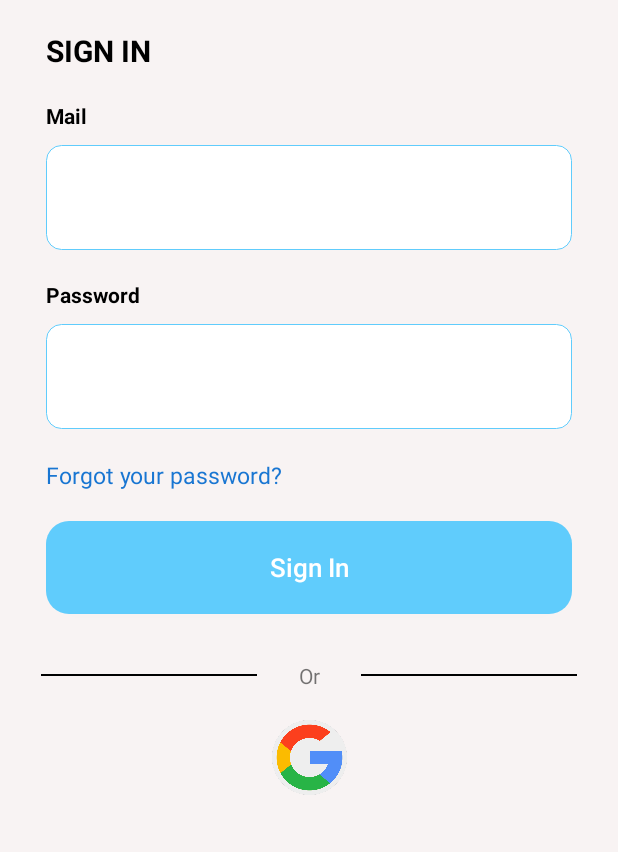
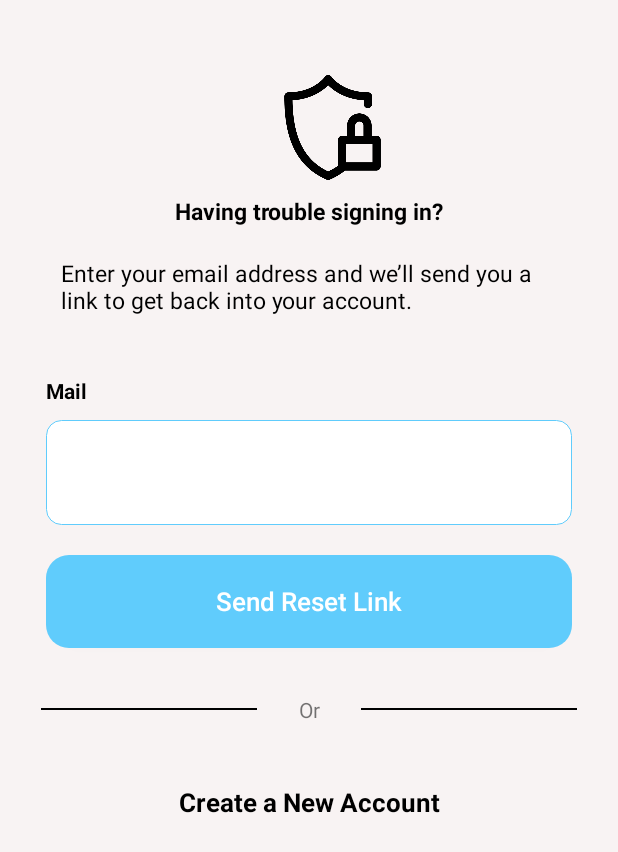
Before and after one commit to enessozgu/MemoryBox-Kotlin, an Android app built with Jetpack Compose: the screen it shows after launch (MainActivity), on a phone screen of 412 x 824 dp. Shown: the top 852 px of the screen. Run offline under Robolectric (Android 15) with nearby library versions, the phone set to English and light mode, and no system bars; our stand-ins replace Firebase (no records; nobody signed in at launch, a user with empty details on screens opened directly).

Commit message:
feat(auth): Add ForgotPasswordFragment layout design

```diff
--- /dev/null
+++ b/app/src/main/java/com/example/anikutusu/ForgotPassword.kt
@@ -0,0 +1,25 @@
+package com.example.anikutusu
+
+import android.os.Bundle
+import androidx.fragment.app.Fragment
+import android.view.LayoutInflater
+import android.view.View
+import android.view.ViewGroup
+import com.example.anikutusu.databinding.FragmentForgotPasswordBinding
+
+class ForgotPassword : Fragment() {
+
+
+    private lateinit var binding:FragmentForgotPasswordBinding
+    override fun onCreateView( inflater: LayoutInflater, container: ViewGroup?, savedInstanceState: Bundle?): View? {
+        binding=FragmentForgotPasswordBinding.inflate(inflater,container,false)
+
+
+
+
+        return binding.root
+    }
+
+
+
+}
--- a/app/src/main/java/com/example/anikutusu/LoginFragment.kt
+++ b/app/src/main/java/com/example/anikutusu/LoginFragment.kt
@@ -45,6 +45,10 @@ class LoginFragment : Fragment() {
         binding.googleSignInButton.setOnClickListener {
             val signInIntent = googleSignInClient.signInIntent
             googleSignInLauncher.launch(signInIntent)
+        }
+
+        binding.forgotpassword.setOnClickListener{
+
         }
 
         // Handle email/password login button click
--- /dev/null
+++ b/app/src/main/res/layout/fragment_forgot_password.xml
@@ -0,0 +1,141 @@
+<?xml version="1.0" encoding="utf-8"?>
+<androidx.constraintlayout.widget.ConstraintLayout xmlns:android="http://schemas.android.com/apk/res/android"
+    xmlns:tools="http://schemas.android.com/tools"
+    android:layout_width="match_parent"
+    android:layout_height="match_parent"
+    android:background="#F8F3F3"
+    xmlns:app="http://schemas.android.com/apk/res-auto"
+    tools:context=".ForgotPassword">
+
+    <ImageView
+        android:id="@+id/logo"
+        android:layout_width="70dp"
+        android:layout_height="70dp"
+        android:text="Reset Your Password"
+        android:textColor="@color/black"
+        android:background="@drawable/lock"
+        android:textSize="20dp"
+        android:textStyle="bold"
+        android:layout_marginTop="50dp"
+        app:layout_constraintEnd_toEndOf="parent"
+        app:layout_constraintStart_toStartOf="@id/mailEditText"
+        app:layout_constraintTop_toTopOf="parent" />
+
+    <TextView
+        android:layout_width="wrap_content"
+        android:layout_height="wrap_content"
+        app:layout_constraintStart_toStartOf="@id/mailEditText"
+        app:layout_constraintEnd_toEndOf="@id/mailEditText"
+        android:text="Having trouble signing in?"
+        android:textStyle="bold"
+        android:textColor="@color/black"
+        android:id="@+id/title1"
+        android:padding="10dp"
+        android:textSize="15sp"
+        app:layout_constraintTop_toBottomOf="@id/logo"/>
+
+    <TextView
+        android:layout_width="0dp"
+        android:layout_height="wrap_content"
+        app:layout_constraintStart_toStartOf="@id/mailEditText"
+        app:layout_constraintEnd_toEndOf="@id/mailEditText"
+        android:text="Enter your email address and we’ll send you a link to get back into your account."
+        android:textColor="@color/black"
+        android:id="@+id/title2"
+        android:padding="10dp"
+        android:textSize="15sp"
+        app:layout_constraintTop_toBottomOf="@id/title1"/>
+
+
+    <TextView
+        android:layout_width="wrap_content"
+        android:layout_height="wrap_content"
+        app:layout_constraintStart_toStartOf="@id/mailEditText"
+        app:layout_constraintTop_toBottomOf="@id/title2"
+        android:layout_marginTop="30dp"
+        android:text="Mail"
+        android:textStyle="bold"
+        android:textColor="@color/black"
+        android:id="@+id/usernametitle"/>
+
+    <EditText
+        android:layout_width="0dp"
+        android:layout_height="0dp"
+        app:layout_constraintStart_toStartOf="parent"
+        app:layout_constraintEnd_toEndOf="parent"
+        app:layout_constraintTop_toBottomOf="@id/usernametitle"
+        app:layout_constraintWidth_percent="0.85"
+        android:paddingStart="5dp"
+        app:layout_constraintHeight_percent="0.085"
+        android:hint=""
+        android:textSize="15dp"
+        android:layout_marginTop="10dp"
+        android:textColorHint="#60ccfc"
+        android:id="@+id/mailEditText"
+        android:background="@drawable/edittextshape"
+        />
+
+    <Button
+        android:layout_width="0dp"
+        android:layout_height="0dp"
+        android:layout_marginTop="20dp"
+        app:layout_constraintStart_toStartOf="parent"
+        app:layout_constraintEnd_toEndOf="parent"
+        app:layout_constraintTop_toBottomOf="@id/mailEditText"
+        app:layout_constraintWidth_percent="0.85"
+        app:layout_constraintHeight_percent="0.075"
+        android:text="Send Reset Link"
+        android:textAllCaps="false"
+        android:textSize="17dp"
+        android:id="@+id/sendresetlink"
+        android:textColor="@color/white"
+        android:background="@drawable/signupbutton"
+        />
+
+    <View
+        android:layout_width="0dp"
+        android:layout_height="1dp"
+        android:id="@+id/line1"
+        app:layout_constraintStart_toStartOf="parent"
+        app:layout_constraintTop_toBottomOf="@id/sendresetlink"
+        android:layout_marginTop="40dp"
+        app:layout_constraintEnd_toStartOf="@id/Or"
+        app:layout_constraintWidth_percent="0.35"
+        android:background="@color/black"
+        />
+
+    <TextView
+        android:layout_width="wrap_content"
+        android:layout_height="wrap_content"
+        android:text="Or"
+        app:layout_constraintEnd_toStartOf="@id/line2"
+        app:layout_constraintStart_toEndOf="@id/line1"
+        app:layout_constraintTop_toBottomOf="@id/line1"
+        app:layout_constraintBottom_toBottomOf="@id/line1"
+        android:id="@+id/Or"/>
+    <View
+        android:layout_width="0dp"
+        android:layout_height="1dp"
+        android:id="@+id/line2"
+        app:layout_constraintEnd_toEndOf="parent"
+        app:layout_constraintTop_toBottomOf="@id/sendresetlink"
+        android:layout_marginTop="40dp"
+        app:layout_constraintStart_toEndOf="@id/Or"
+        app:layout_constraintWidth_percent="0.35"
+        android:background="@color/black"
+        />
+
+    <TextView
+        android:layout_width="wrap_content"
+        android:layout_height="wrap_content"
+        android:text="Create a New Account"
+        android:textColor="@color/black"
+        android:textStyle="bold"
+        app:layout_constraintStart_toStartOf="@id/mailEditText"
+        app:layout_constraintEnd_toEndOf="@id/mailEditText"
+        app:layout_constraintTop_toBottomOf="@id/Or"
+        android:layout_marginTop="30dp"
+        android:textSize="17dp"
+        android:padding="10dp"/>
+
+</androidx.constraintlayout.widget.ConstraintLayout>
--- a/app/src/main/res/layout/fragment_login.xml
+++ b/app/src/main/res/layout/fragment_login.xml
@@ -95,6 +95,7 @@
         android:id="@+id/forgotpassword"
         android:textColor="#1976D2"
         android:textSize="15sp"
+        android:paddingBottom="10dp"
         app:layout_constraintTop_toBottomOf="@id/passwordEditText"
         android:layout_marginTop="20dp"
         />
@@ -110,6 +111,20 @@
         app:layout_constraintWidth_percent="0.35"
         android:background="@color/black"
         />
+
+    <TextView
+        android:id="@+id/textViewGoToRegister"
+        android:layout_width="wrap_content"
+        android:layout_height="wrap_content"
+        android:text="Don’t have an account? Sign up"
+        android:textColor="#1976D2"
+        android:textSize="15sp"
+        android:padding="10dp"
+        app:layout_constraintStart_toStartOf="parent"
+        app:layout_constraintBottom_toBottomOf="parent"
+        app:layout_constraintEnd_toEndOf="parent"
+        android:fontFamily="sans-serif"
+        android:layout_marginBottom="30dp"/>
 
     <TextView
         android:layout_width="wrap_content"
--- a/app/src/main/res/layout/fragment_register.xml
+++ b/app/src/main/res/layout/fragment_register.xml
@@ -5,7 +5,6 @@
     android:layout_height="match_parent"
     xmlns:tools="http://schemas.android.com/tools"
     android:background="#F8F3F3"
-    android:padding="24dp"
     tools:context=".RegisterFragment">
 
     <TextView
@@ -16,6 +15,7 @@
         android:textColor="@color/black"
         android:textSize="20dp"
         android:textStyle="bold"
+        android:layout_marginTop="20dp"
         app:layout_constraintStart_toStartOf="@id/usernameEditText"
         app:layout_constraintTop_toTopOf="parent" />
 
@@ -153,13 +153,13 @@
         android:layout_height="wrap_content"
         android:text="Do you have an account? Log in"
         android:textColor="#1976D2"
+        android:padding="10dp"
         android:textSize="15sp"
         app:layout_constraintStart_toStartOf="parent"
         app:layout_constraintBottom_toBottomOf="parent"
         app:layout_constraintEnd_toEndOf="parent"
         android:fontFamily="sans-serif"
-        android:layout_marginTop="50dp"
-        android:layout_marginBottom="10dp"/>
+        android:layout_marginBottom="30dp"/>
     <Button
         app:layout_constraintStart_toStartOf="parent"
         app:layout_constraintEnd_toEndOf="parent"
--- a/app/src/main/res/navigation/nav_graph.xml
+++ b/app/src/main/res/navigation/nav_graph.xml
@@ -3,7 +3,7 @@
     xmlns:app="http://schemas.android.com/apk/res-auto"
     xmlns:tools="http://schemas.android.com/tools"
     android:id="@+id/nav_graph"
-    app:startDestination="@id/loginFragment">
+    app:startDestination="@id/forgotPassword">
 
     <fragment
         android:id="@+id/registerFragment"
@@ -104,5 +104,10 @@
         android:name="com.example.anikutusu.TestFragment"
         android:label="fragment_test"
         tools:layout="@layout/fragment_test" />
+    <fragment
+        android:id="@+id/forgotPassword"
+        android:name="com.example.anikutusu.ForgotPassword"
+        android:label="fragment_forgot_password"
+        tools:layout="@layout/fragment_forgot_password" />
 
 </navigation>
```
Also changed, not shown: app/src/main/res/drawable/lock.png (added).
